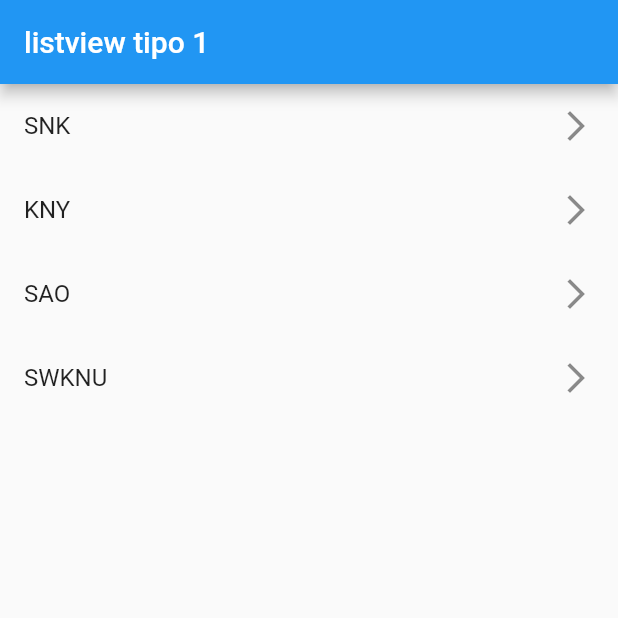
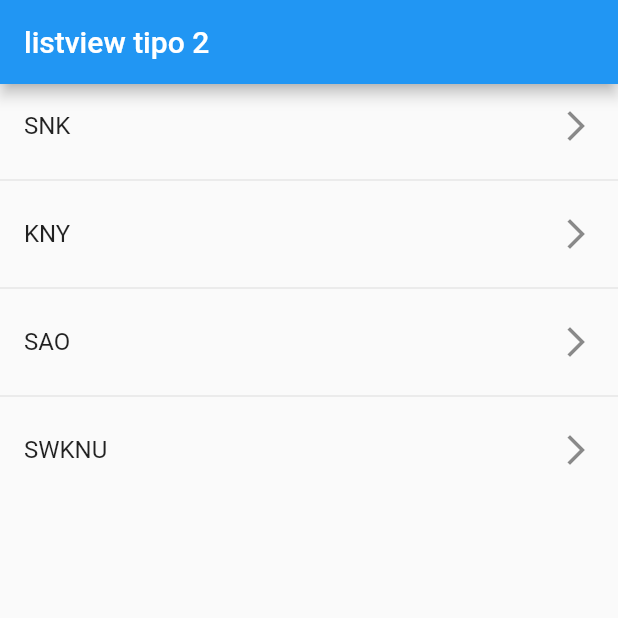
Before and after one commit to jermp96/flutter_components, a Flutter app: the screen it shows after launch, on a phone screen of 412 x 824 dp, the top half of it. Run offline on Flutter 3.47's test engine with Material 2 defaults, Android fonts, the phone set to English and light mode, and no system bars.

Commit message:
listview: builder & separated

```diff
--- a/lib/main.dart
+++ b/lib/main.dart
@@ -1,6 +1,6 @@
 import 'package:flutter/material.dart';
 
-import 'package:fl_components/screens/listview1_screen.dart';
+import 'package:fl_components/screens/listview2_screen.dart';
 
 void main() => runApp(const MyApp());
 
@@ -12,7 +12,7 @@ class MyApp extends StatelessWidget {
     return const MaterialApp(
       debugShowCheckedModeBanner: false,
       title: 'Material App',
-      home: Listview1Screen()
+      home: Listview2Screen()
     );
   }
 }
--- a/lib/screens/listview1_screen.dart
+++ b/lib/screens/listview1_screen.dart
@@ -18,7 +18,7 @@ class Listview1Screen extends StatelessWidget {
             title: Text(anime),
             trailing: const Icon(Icons.arrow_forward_ios_outlined),
           )
-           ).toList()
+           ).toList(),
         ],
       )
     );
--- /dev/null
+++ b/lib/screens/listview2_screen.dart
@@ -0,0 +1,23 @@
+import 'package:flutter/material.dart';
+
+class Listview2Screen extends StatelessWidget {
+
+  final options = const ['SNK', 'KNY','SAO','SWKNU'];
+  const Listview2Screen({Key? key}) : super(key: key);
+
+  @override
+  Widget build(BuildContext context) {
+    return Scaffold(
+      appBar: AppBar(
+        title: const Text('listview tipo 2'),
+      ),
+      body: ListView.separated(
+        itemBuilder: (context, index) => ListTile(
+            title: Text(options[index]),
+            trailing: const Icon(Icons.arrow_forward_ios_outlined),
+          ),
+        separatorBuilder: ( _, __) => const Divider(), // underscore cuando el parametro no se utilice. Valido para dart
+        itemCount: options.length)
+    );
+  }
+}
```
